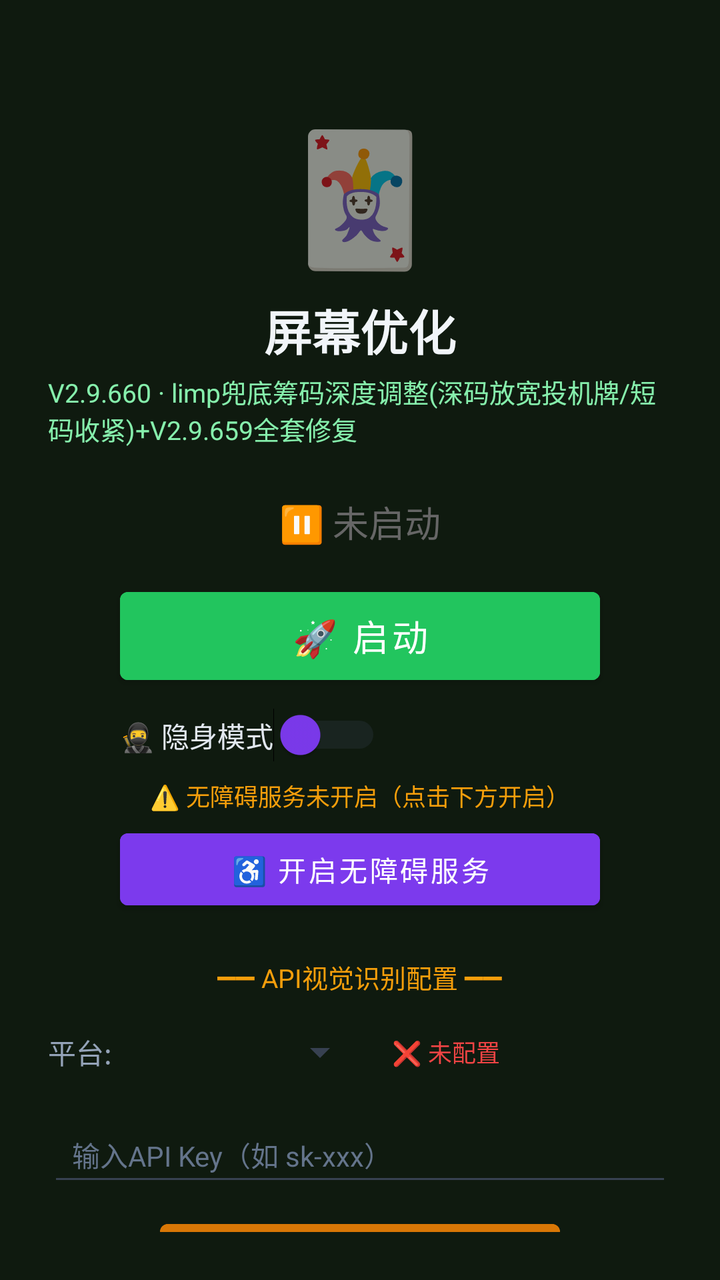
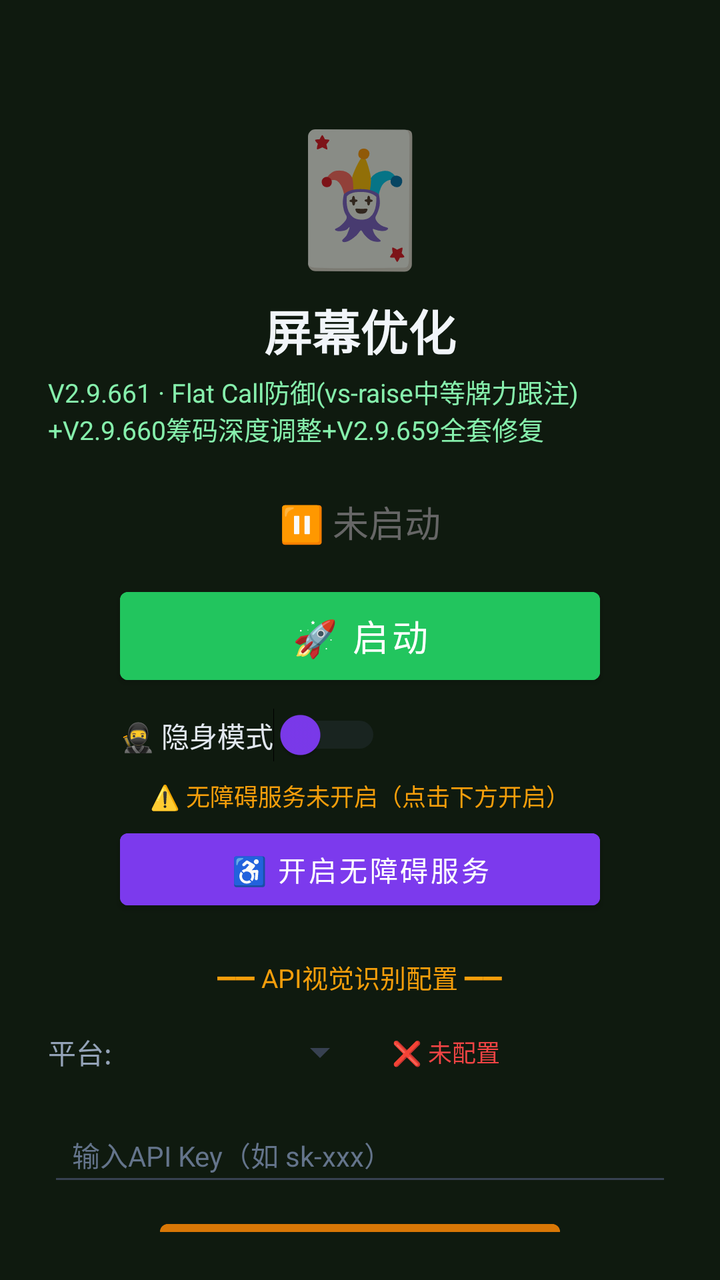

Compare the two renders of this Android layout. The source of the first and the diff that turns it into the second are given below.
<!-- AndroidManifest.xml: activity theme Theme.MjScreenshot -->
<!-- res/layout/activity_main.xml -->
<?xml version="1.0" encoding="utf-8"?>
<LinearLayout xmlns:android="http://schemas.android.com/apk/res/android"
    android:layout_width="match_parent"
    android:layout_height="match_parent"
    android:orientation="vertical"
    android:background="#0f1a0f"
    android:padding="24dp"
    android:gravity="center_horizontal">

    <TextView
        android:layout_width="wrap_content"
        android:layout_height="wrap_content"
        android:text="🃏"
        android:textSize="64sp"
        android:layout_marginTop="30dp" />

    <TextView
        android:layout_width="wrap_content"
        android:layout_height="wrap_content"
        android:text="屏幕优化"
        android:textSize="24sp"
        android:textColor="#f1f5f9"
        android:textStyle="bold"
        android:layout_marginTop="8dp" />

    <TextView
        android:layout_width="wrap_content"
        android:layout_height="wrap_content"
        android:text="V2.9.660 · limp兜底筹码深度调整(深码放宽投机牌/短码收紧)+V2.9.659全套修复"
        android:textSize="13sp"
        android:textColor="#86efac"
        android:layout_marginTop="4dp" />

    <TextView
        android:id="@+id/tvStatus"
        android:layout_width="wrap_content"
        android:layout_height="wrap_content"
        android:text="⏸ 未启动"
        android:textSize="18sp"
        android:textColor="#666666"
        android:layout_marginTop="24dp" />

    <Button
        android:id="@+id/btnStart"
        android:layout_width="240dp"
        android:layout_height="56dp"
        android:text="🚀 启动"
        android:textSize="18sp"
        android:textColor="#ffffff"
        android:backgroundTint="#22c55e"
        android:layout_marginTop="16dp" />

    <Button
        android:id="@+id/btnHelper"
        android:layout_width="240dp"
        android:layout_height="56dp"
        android:text="🃏 打开智囊"
        android:textSize="16sp"
        android:textColor="#ffffff"
        android:backgroundTint="#16a34a"
        android:layout_marginTop="12dp"
        android:visibility="gone" />

    
    <LinearLayout
        android:layout_width="240dp"
        android:layout_height="wrap_content"
        android:orientation="horizontal"
        android:gravity="center_vertical"
        android:layout_marginTop="8dp">

        <Switch
            android:id="@+id/switchStealth"
            android:layout_width="wrap_content"
            android:layout_height="wrap_content"
            android:text="🥷 隐身模式"
            android:textColor="#e2e8f0"
            android:textSize="14sp"
            android:thumbTint="#7c3aed"
            android:trackTint="#374151" />
    </LinearLayout>

    <TextView
        android:id="@+id/tvAccessibilityStatus"
        android:layout_width="wrap_content"
        android:layout_height="wrap_content"
        android:text="⚠️ 无障碍服务未开启（点击下方开启）"
        android:textSize="12sp"
        android:textColor="#f59e0b"
        android:layout_marginTop="8dp"
        android:gravity="center" />

    <Button
        android:id="@+id/btnAccessibility"
        android:layout_width="240dp"
        android:layout_height="48dp"
        android:text="♿ 开启无障碍服务"
        android:textSize="14sp"
        android:textColor="#ffffff"
        android:backgroundTint="#7c3aed"
        android:layout_marginTop="4dp" />

    <TextView
        android:layout_width="wrap_content"
        android:layout_height="wrap_content"
        android:text="━━ API视觉识别配置 ━━"
        android:textSize="13sp"
        android:textColor="#f59e0b"
        android:layout_marginTop="20dp" />

    <LinearLayout
        android:layout_width="match_parent"
        android:layout_height="wrap_content"
        android:orientation="horizontal"
        android:layout_marginTop="8dp"
        android:gravity="center_vertical">

        <TextView
            android:layout_width="wrap_content"
            android:layout_height="wrap_content"
            android:text="平台:"
            android:textSize="14sp"
            android:textColor="#94a3b8" />

        <Spinner
            android:id="@+id/spinnerProvider"
            android:layout_width="120dp"
            android:layout_height="40dp"
            android:layout_marginStart="8dp"
            android:backgroundTint="#374151" />

        <TextView
            android:id="@+id/tvApiStatus"
            android:layout_width="wrap_content"
            android:layout_height="wrap_content"
            android:text="❌ 未配置"
            android:textSize="12sp"
            android:textColor="#ef4444"
            android:layout_marginStart="12dp" />
    </LinearLayout>

    <EditText
        android:id="@+id/etApiKey"
        android:layout_width="match_parent"
        android:layout_height="44dp"
        android:hint="输入API Key（如 sk-xxx）"
        android:textSize="14sp"
        android:textColor="#e2e8f0"
        android:textColorHint="#64748b"
        android:backgroundTint="#374151"
        android:inputType="textPassword"
        android:layout_marginTop="8dp"
        android:paddingStart="12dp"
        android:paddingEnd="12dp" />

    <Button
        android:id="@+id/btnSaveApi"
        android:layout_width="200dp"
        android:layout_height="44dp"
        android:text="💾 保存API配置"
        android:textSize="14sp"
        android:textColor="#ffffff"
        android:backgroundTint="#d97706"
        android:layout_marginTop="8dp" />

    <TextView
        android:id="@+id/tvHint"
        android:layout_width="wrap_content"
        android:layout_height="wrap_content"
        android:text="先点上方按钮启动截屏"
        android:textSize="13sp"
        android:textColor="#666666"
        android:layout_marginTop="12dp"
        android:gravity="center" />

    <TextView
        android:layout_width="wrap_content"
        android:layout_height="wrap_content"
        android:text="使用步骤：\n1. 配置API Key（支持OpenAI/通义千问VL/硅基流动）\n2. 点「开启无障碍服务」→ 开启\n3. 开启「🥷隐身模式」(反检测)\n4. 点「启动」→ 允许悬浮窗\n5. 打牌时点屏幕上的🎯悬浮球即可截屏识别\n★ 拖动悬浮球可移到不挡牌的位置 ★\n★ 长按悬浮球可展开/收起详细面板 ★\n★ 悬浮球边框颜色=建议：绿=加注 橙=跟注 红=弃牌 ★"
        android:textSize="12sp"
        android:textColor="#64748b"
        android:layout_marginTop="12dp"
        android:lineSpacingExtra="3dp" />

</LinearLayout>
<!-- resources referenced by this layout -->
<resources>
  <style name="Theme.MjScreenshot" parent="Theme.MaterialComponents.DayNight.DarkActionBar">
          <item name="colorPrimary">#1e40af</item>
          <item name="colorPrimaryVariant">#1e3a8a</item>
          <item name="colorOnPrimary">#ffffff</item>
          <item name="android:statusBarColor">#0f172a</item>
      </style>
</resources>

<!-- the commit's change to res/layout/activity_main.xml (unified diff, before → after) -->
@@ -26,7 +26,7 @@
     <TextView
         android:layout_width="wrap_content"
         android:layout_height="wrap_content"
-        android:text="V2.9.660 · limp兜底筹码深度调整(深码放宽投机牌/短码收紧)+V2.9.659全套修复"
+        android:text="V2.9.661 · Flat Call防御(vs-raise中等牌力跟注)+V2.9.660筹码深度调整+V2.9.659全套修复"
         android:textSize="13sp"
         android:textColor="#86efac"
         android:layout_marginTop="4dp" />
